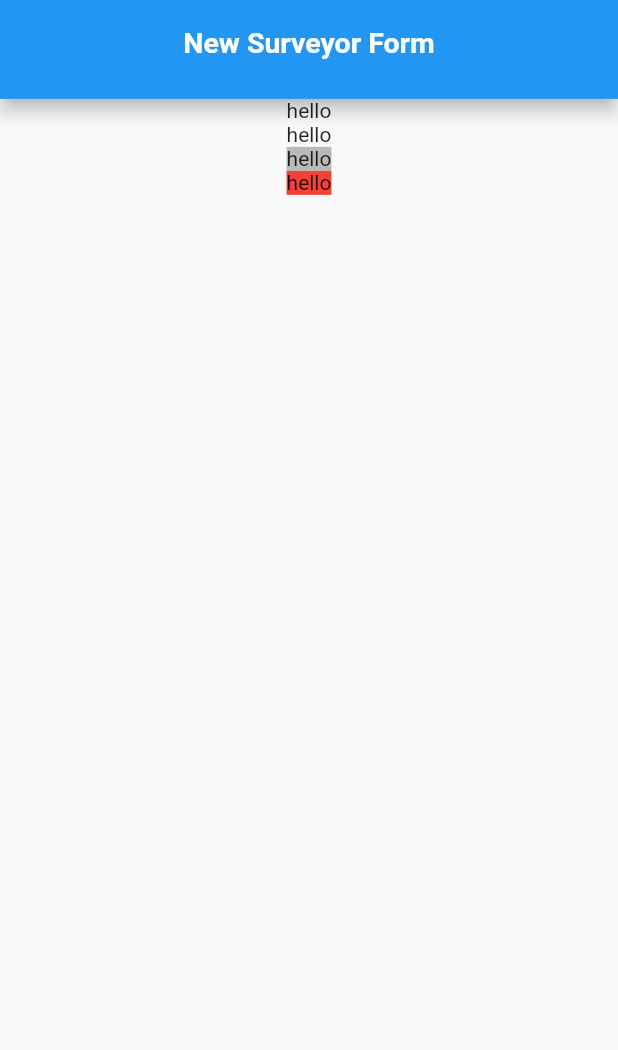
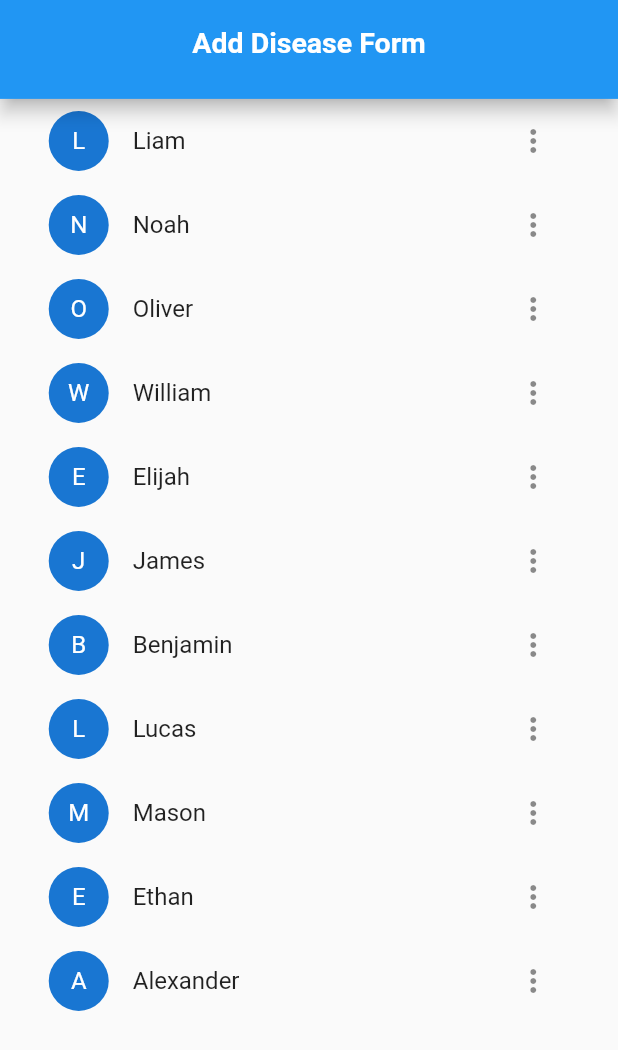
Before and after one commit to piyushwani004/medical_servey_app, a Flutter app: the screen it shows after launch, on a phone screen of 412 x 824 dp. Shown: the top 1050 px of the screen. Run offline on Flutter 3.47's test engine with Material 2 defaults, Android fonts, the phone set to English and light mode, and no system bars; our stand-ins replace google_fonts.

Commit message:
add intl package and add disease file

```diff
--- a/lib/main.dart
+++ b/lib/main.dart
@@ -1,6 +1,5 @@
 import 'package:flutter/material.dart';
-import 'package:medical_servey_app/pages/Admin/new_surveyor_form.dart';
-import 'package:medical_servey_app/pages/auth/login.dart';
+import 'package:medical_servey_app/pages/Admin/add_diseases.dart';
 
 void main() {
   runApp(MyApp());
@@ -15,7 +14,7 @@ class MyApp extends StatelessWidget {
       theme: ThemeData(
         primarySwatch: Colors.blue,
       ),
-      home: NewSurveyorForm(),
+      home: AddDiseases(),
     );
   }
 }
--- /dev/null
+++ b/lib/pages/Admin/add_diseases.dart
@@ -0,0 +1,81 @@
+import 'package:flutter/material.dart';
+import 'package:medical_servey_app/widgets/CustomScrollViewBody.dart';
+import 'package:medical_servey_app/widgets/top_sliver_app_bar.dart';
+
+class AddDiseases extends StatefulWidget {
+  AddDiseases({Key? key}) : super(key: key);
+
+  @override
+  _AddDiseasesState createState() => _AddDiseasesState();
+}
+
+class _AddDiseasesState extends State<AddDiseases> {
+  var width, height;
+  final List<String> _names = [
+    'Liam',
+    'Noah',
+    'Oliver',
+    'William',
+    'Elijah',
+    'James',
+    'Benjamin',
+    'Lucas',
+    'Mason',
+    'Ethan',
+    'Alexander'
+  ];
+
+  @override
+  Widget build(BuildContext context) {
+    width = MediaQuery.of(context).size.width;
+    height = MediaQuery.of(context).size.height;
+    return Scaffold(
+      body: CustomScrollView(
+        slivers: [
+          TopSliverAppBar(mHeight: height, text: "Add Disease Form"),
+          CustomScrollViewBody(bodyWidget: body())
+        ],
+      ),
+    );
+  }
+
+  Widget body() {
+    return Column(
+      children: [
+        Flexible(
+          child: ListView.builder(
+            shrinkWrap: true,
+            itemBuilder: (_, i) {
+              String name = _names[i];
+              return ListTile(
+                leading: CircleAvatar(
+                  child: Text('${name[0]}'),
+                ),
+                title: Text('$name'),
+                trailing: PopupMenuButton(
+                  itemBuilder: (context) {
+                    return [
+                      PopupMenuItem(
+                        value: 'edit',
+                        child: Text('Edit'),
+                      ),
+                      PopupMenuItem(
+                        value: 'delete',
+                        child: Text('Delete'),
+                      )
+                    ];
+                  },
+                  onSelected: (String value) {
+                    print('You Click on po up menu item');
+                  },
+                ),
+                // </Add>
+              );
+            },
+            itemCount: _names.length,
+          ),
+        ),
+      ],
+    );
+  }
+}
--- a/pubspec.yaml
+++ b/pubspec.yaml
@@ -31,6 +31,7 @@ dependencies:
   google_fonts: ^2.2.0
   connectivity: ^3.0.6
   provider: ^6.0.1
+  intl: ^0.17.0
 
 dev_dependencies:
   flutter_test:
```
Also changed, not shown: lib/utils/functions.dart (+28 -4 lines), pubspec.lock.
